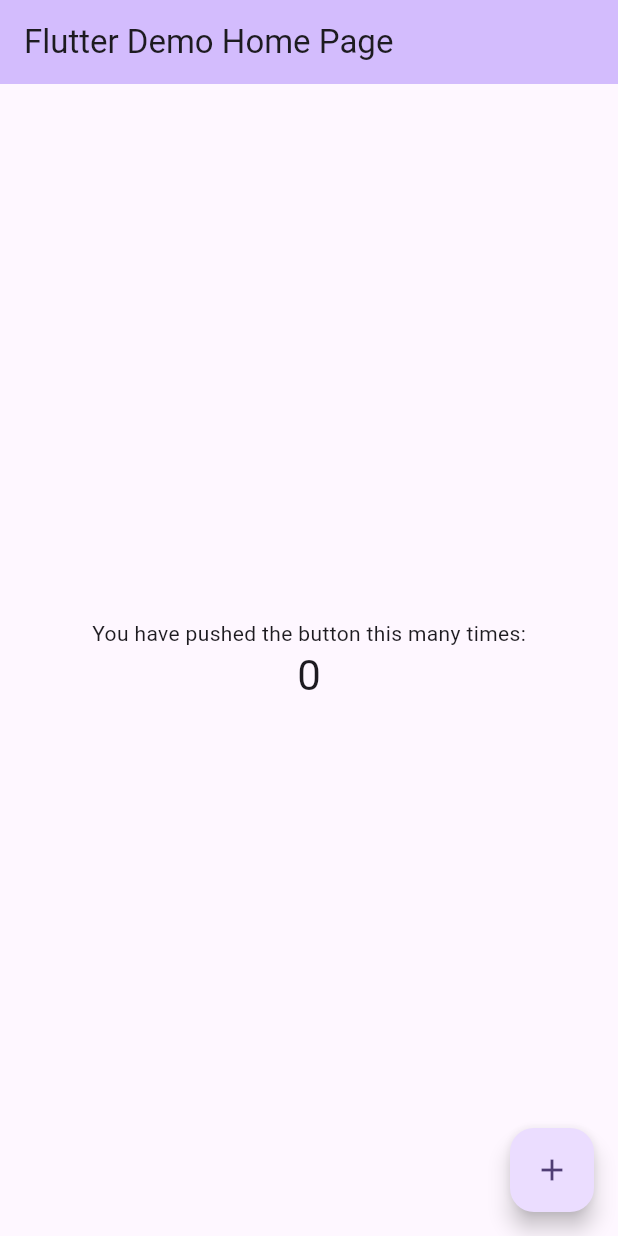
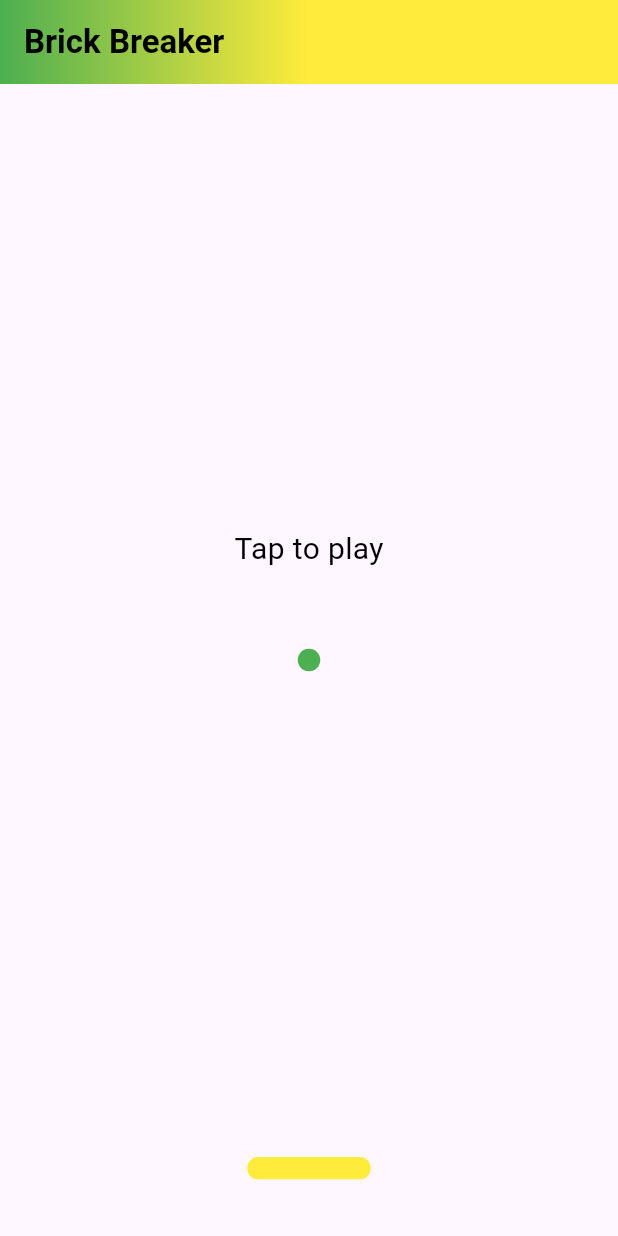
Before and after one commit to shreyas-codes25/brick_breaker, a Flutter app: the screen it shows after launch, on a phone screen of 412 x 824 dp. Run offline on Flutter 3.47's test engine with Material 3 defaults, Android fonts, the phone set to English and light mode, and no system bars.

Commit message:
ball.dart homepage.dart player.dart
added these files

```diff
--- /dev/null
+++ b/lib/elements/ball.dart
@@ -0,0 +1,22 @@
+import  'package:flutter/material.dart';
+
+class Ball extends StatelessWidget {
+  final ballx ;
+  final bally ;
+  const Ball({super.key, this.ballx, this.bally});
+
+  @override
+  Widget build(BuildContext context) {
+    return Container(
+      alignment: Alignment(ballx, bally),
+      child: Container(
+        height: 15,
+        width: 15,
+        decoration: const BoxDecoration(
+          color: Colors.green,
+          shape: BoxShape.circle,
+        ),
+      ),
+    );
+  }
+}
--- /dev/null
+++ b/lib/elements/player.dart
@@ -0,0 +1,25 @@
+import 'package:flutter/material.dart';
+
+class Player extends StatelessWidget {
+  final playerx;
+  final playerWidth;
+  const Player({super.key, this.playerx,this.playerWidth});
+
+  @override
+  Widget build(BuildContext context) {
+    return Container(
+      alignment: Alignment(playerx,0.9),
+      child: ClipRRect(
+        borderRadius: BorderRadius.circular(
+            MediaQuery.of(context).size.width * playerWidth/2),
+
+
+        child: Container(
+          height: 15,
+          width: MediaQuery.of(context).size.width * playerWidth/2,
+          color: Colors.yellow,
+        ),
+      )
+    );
+  }
+}
--- /dev/null
+++ b/lib/elements/start_screen.dart
@@ -0,0 +1,15 @@
+import 'package:flutter/material.dart';
+
+
+class startScreen extends StatelessWidget {
+  final bool hasStarted;
+  const startScreen({super.key, required this.hasStarted});
+
+  @override
+  Widget build(BuildContext context) {
+    return hasStarted? Container(): Container(
+       alignment:const Alignment(0, -0.2),
+       child: const Text('Tap to play',style: TextStyle(color: Colors.black,fontSize: 20),),
+     );
+  }
+}
--- a/lib/main.dart
+++ b/lib/main.dart
@@ -1,4 +1,5 @@
 import 'package:flutter/material.dart';
+import 'pages/homepage.dart';
 
 void main() {
   runApp(const MyApp());
@@ -7,119 +8,12 @@
 class MyApp extends StatelessWidget {
   const MyApp({super.key});
 
-  // This widget is the root of your application.
   @override
   Widget build(BuildContext context) {
-    return MaterialApp(
+    return const MaterialApp(
       title: 'Flutter Demo',
-      theme: ThemeData(
-        // This is the theme of your application.
-        //
-        // TRY THIS: Try running your application with "flutter run". You'll see
-        // the application has a purple toolbar. Then, without quitting the app,
-        // try changing the seedColor in the colorScheme below to Colors.green
-        // and then invoke "hot reload" (save your changes or press the "hot
-        // reload" button in a Flutter-supported IDE, or press "r" if you used
-        // the command line to start the app).
-        //
-        // Notice that the counter didn't reset back to zero; the application
-        // state is not lost during the reload. To reset the state, use hot
-        // restart instead.
-        //
-        // This works for code too, not just values: Most code changes can be
-        // tested with just a hot reload.
-        colorScheme: ColorScheme.fromSeed(seedColor: Colors.deepPurple),
-        useMaterial3: true,
-      ),
-      home: const MyHomePage(title: 'Flutter Demo Home Page'),
+      debugShowCheckedModeBanner: false,
+      home: MyHomePage(title: 'Brick Breaker'),
     );
   }
 }
-
-class MyHomePage extends StatefulWidget {
-  const MyHomePage({super.key, required this.title});
-
-  // This widget is the home page of your application. It is stateful, meaning
-  // that it has a State object (defined below) that contains fields that affect
-  // how it looks.
-
-  // This class is the configuration for the state. It holds the values (in this
-  // case the title) provided by the parent (in this case the App widget) and
-  // used by the build method of the State. Fields in a Widget subclass are
-  // always marked "final".
-
-  final String title;
-
-  @override
-  State<MyHomePage> createState() => _MyHomePageState();
-}
-
-class _MyHomePageState extends State<MyHomePage> {
-  int _counter = 0;
-
-  void _incrementCounter() {
-    setState(() {
-      // This call to setState tells the Flutter framework that something has
-      // changed in this State, which causes it to rerun the build method below
-      // so that the display can reflect the updated values. If we changed
-      // _counter without calling setState(), then the build method would not be
-      // called again, and so nothing would appear to happen.
-      _counter++;
-    });
-  }
-
-  @override
-  Widget build(BuildContext context) {
-    // This method is rerun every time setState is called, for instance as done
-    // by the _incrementCounter method above.
-    //
-    // The Flutter framework has been optimized to make rerunning build methods
-    // fast, so that you can just rebuild anything that needs updating rather
-    // than having to individually change instances of widgets.
-    return Scaffold(
-      appBar: AppBar(
-        // TRY THIS: Try changing the color here to a specific color (to
-        // Colors.amber, perhaps?) and trigger a hot reload to see the AppBar
-        // change color while the other colors stay the same.
-        backgroundColor: Theme.of(context).colorScheme.inversePrimary,
-        // Here we take the value from the MyHomePage object that was created by
-        // the App.build method, and use it to set our appbar title.
-        title: Text(widget.title),
-      ),
-      body: Center(
-        // Center is a layout widget. It takes a single child and positions it
-        // in the middle of the parent.
-        child: Column(
-          // Column is also a layout widget. It takes a list of children and
-          // arranges them vertically. By default, it sizes itself to fit its
-          // children horizontally, and tries to be as tall as its parent.
-          //
-          // Column has various properties to control how it sizes itself and
-          // how it positions its children. Here we use mainAxisAlignment to
-          // center the children vertically; the main axis here is the vertical
-          // axis because Columns are vertical (the cross axis would be
-          // horizontal).
-          //
-          // TRY THIS: Invoke "debug painting" (choose the "Toggle Debug Paint"
-          // action in the IDE, or press "p" in the console), to see the
-          // wireframe for each widget.
-          mainAxisAlignment: MainAxisAlignment.center,
-          children: <Widget>[
-            const Text(
-              'You have pushed the button this many times:',
-            ),
-            Text(
-              '$_counter',
-              style: Theme.of(context).textTheme.headlineMedium,
-            ),
-          ],
-        ),
-      ),
-      floatingActionButton: FloatingActionButton(
-        onPressed: _incrementCounter,
-        tooltip: 'Increment',
-        child: const Icon(Icons.add),
-      ), // This trailing comma makes auto-formatting nicer for build methods.
-    );
-  }
-}
--- /dev/null
+++ b/lib/pages/homepage.dart
@@ -0,0 +1,95 @@
+import 'dart:async';
+import 'package:flutter/material.dart';
+import 'package:flutter/services.dart';
+import 'package:brick_breaker/elements/player.dart';
+import 'package:brick_breaker/elements/start_screen.dart';
+import '../elements/ball.dart';
+
+class MyHomePage extends StatefulWidget {
+  const MyHomePage({Key? key, required this.title}) : super(key: key);
+
+  final String title;
+
+  @override
+  State<MyHomePage> createState() => _MyHomePageState();
+}
+
+class _MyHomePageState extends State<MyHomePage> {
+  // Ball
+  double ballx = 0;
+  double bally = 0;
+
+  // Player
+  double playerx = 0;
+  double playerWidth = 0.4;
+
+  bool hasStarted = false;
+
+  void startGame() {
+    hasStarted = true;
+    Timer.periodic(const Duration(milliseconds: 10), (timer) {
+      setState(() {
+        bally = bally - 0.01;
+      });
+    });
+  }
+
+  void moveLeft() {
+    setState(() {
+      playerx -= 0.01;
+    });
+  }
+
+  void moveRight() {
+    setState(() {
+      playerx += 0.01;
+    });
+  }
+
+  @override
+  Widget build(BuildContext context) {
+    return Listener(
+      onPointerDown: (_) => startGame(), // Start game when pointer is down
+      onPointerMove: (event) {
+        // Move player based on pointer movement
+        if (event.delta.dx < 0) {
+          moveLeft();
+        } else if (event.delta.dx > 0) {
+          moveRight();
+        }
+      },
+      child: Scaffold(
+        appBar: AppBar(
+          flexibleSpace: Container(
+            decoration: const BoxDecoration(
+              gradient: LinearGradient(
+                colors: [Colors.green, Colors.yellow],
+                begin: Alignment.topLeft,
+                end: Alignment.topCenter,
+              ),
+            ),
+          ),
+          title: Text(
+            widget.title,
+            style: const TextStyle(
+              color: Colors.black,
+              fontWeight: FontWeight.bold,
+            ),
+          ),
+        ),
+        body: Center(
+          child: Stack(
+            children: [
+              // Tap to play
+              startScreen(hasStarted: hasStarted),
+              // Ball
+              Ball(ballx: ballx, bally: bally),
+              // Player
+              Player(playerx: playerx, playerWidth: playerWidth),
+            ],
+          ),
+        ),
+      ),
+    );
+  }
+}
```
